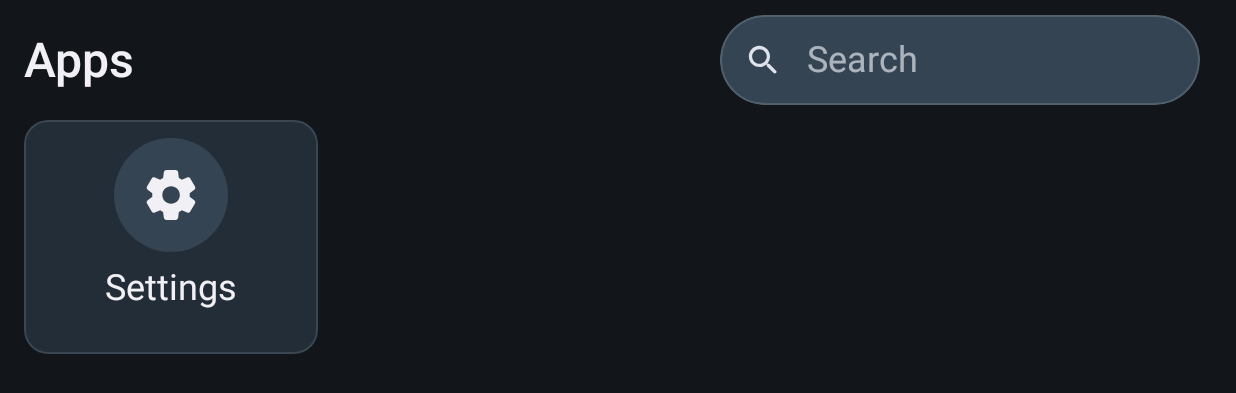
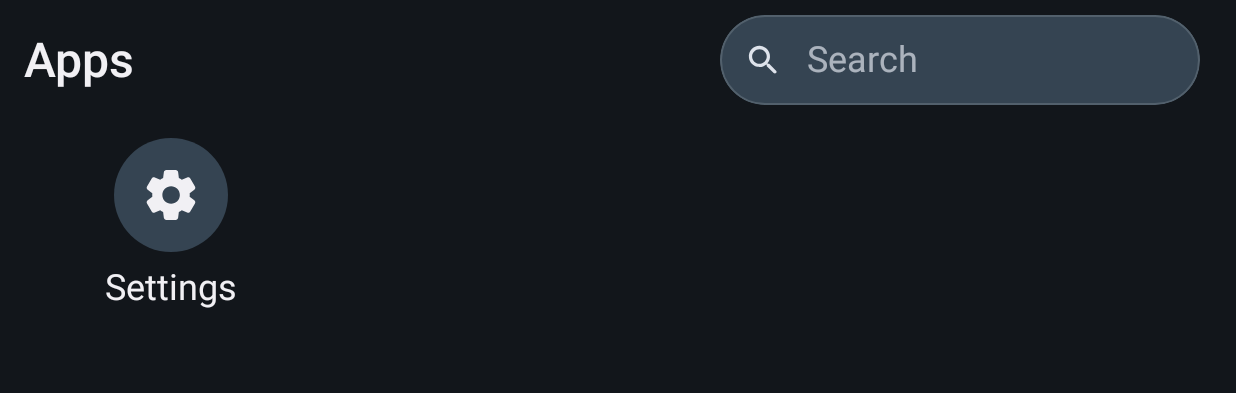
Before and after one commit to wu3x/rouh-auto, an Android app built with Jetpack Compose: the composable AppsRoute shown on its own in the app's theme, on a phone screen of 824 x 412 dp (held sideways). Shown: the top 393 px of the screen. Run offline under Robolectric (Android 15) with nearby library versions, the phone set to English and light mode, and no system bars.

Commit message:
style(apps): remove frosted backgrounds and borders from application grid tiles

```diff
--- a/app/src/main/java/org/wpfy/carlauncher/design/component/CarGridItem.kt
+++ b/app/src/main/java/org/wpfy/carlauncher/design/component/CarGridItem.kt
@@ -48,8 +48,6 @@ fun CarGridItem(
         modifier = modifier
             .height(156.dp)
             .clip(CarShapes.small)
-            .background(CarColors.SurfaceContainer)
-            .border(1.dp, CarColors.Outline.copy(alpha = 0.5f), CarShapes.small)
             .then(interactionModifier)
             .padding(12.dp),
         horizontalAlignment = Alignment.CenterHorizontally,
```
